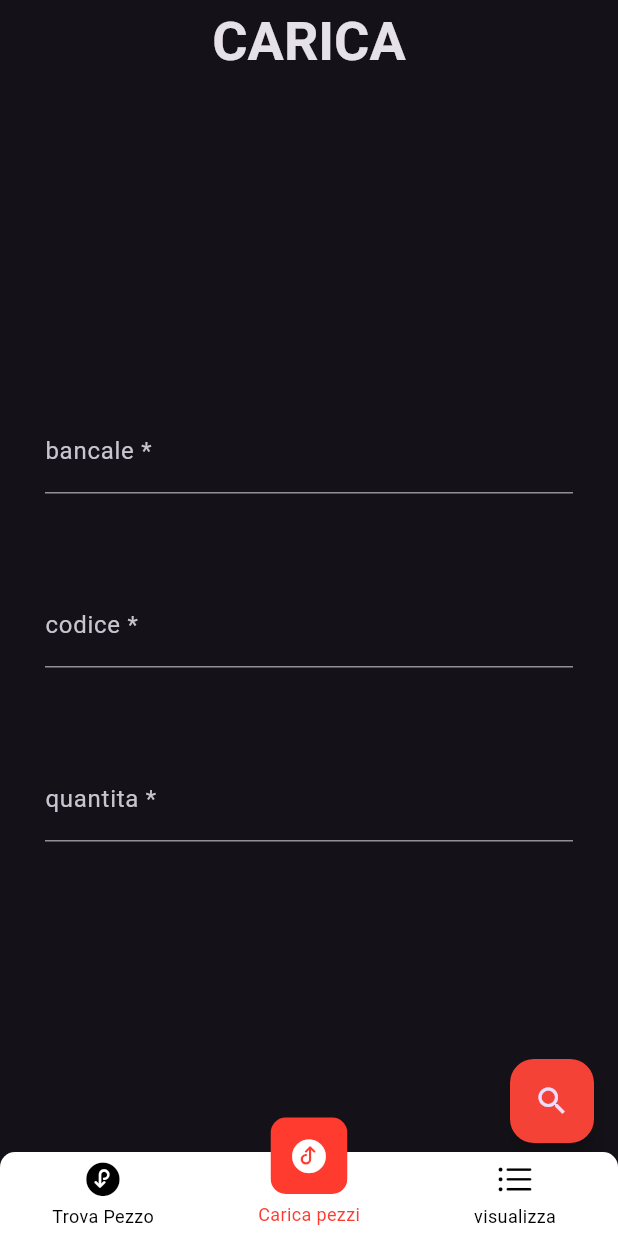
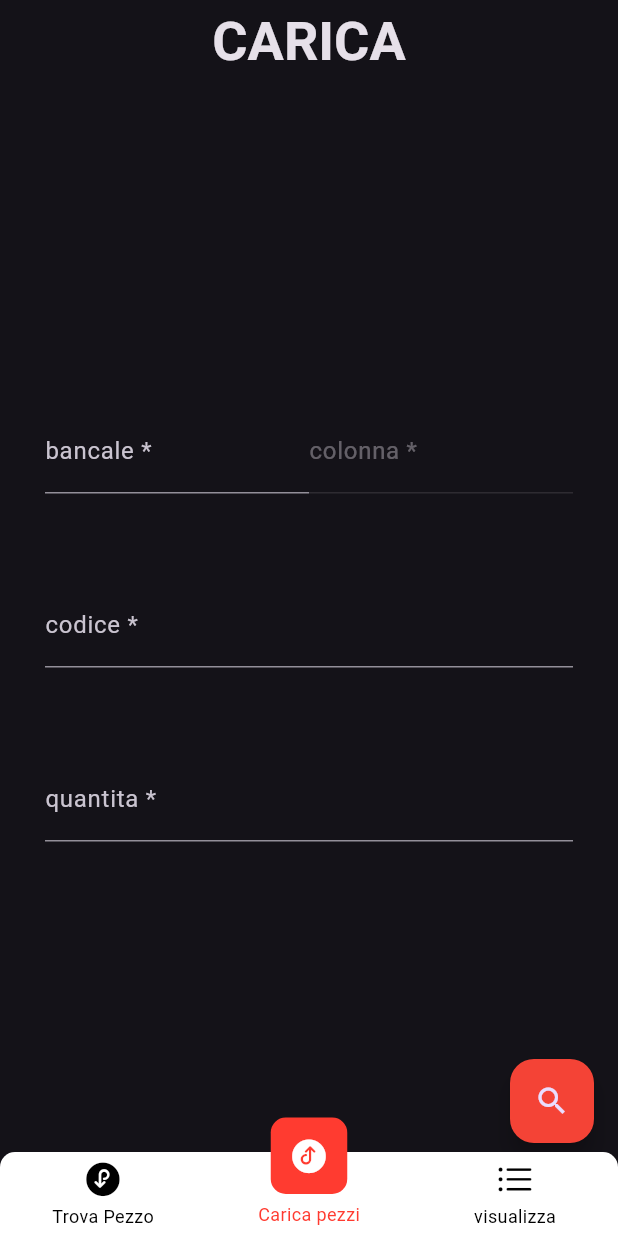
Before and after one commit to stegish/FCLogistic_2.0, a Flutter app: the screen it shows after launch, item 2 of the bottom bar chosen, on a phone screen of 412 x 824 dp. Run offline on Flutter 3.47's test engine with Material 3 defaults, Android fonts, the phone set to English and light mode, and no system bars; drawn by our look-alikes of persistent_bottom_nav_bar; our stand-ins replace awesome_snackbar_content, input_quantity; Roboto replaces fonts that are missing (Arial).

Commit message:
aggiunto attributo riga ai bancali

```diff
--- a/lib/Carica.dart
+++ b/lib/Carica.dart
@@ -1,4 +1,5 @@
 import 'dart:convert';
+import 'package:flutter/cupertino.dart';
 import 'package:http/http.dart' as http;
 import 'package:flutter/material.dart';
 
@@ -12,8 +13,10 @@ class Carica extends StatefulWidget {
 class _CaricaState extends State<Carica> {
 
   static final GlobalKey<ScaffoldState> _Carica = GlobalKey<ScaffoldState>(); //key per i pop-up
-  final input = [TextEditingController(),  TextEditingController(),  TextEditingController()]; //bancale
+  final input = [TextEditingController(),  TextEditingController(),  TextEditingController(), TextEditingController()]; //bancale
   String bancale="";
+  bool nuovoBancale=false;
+  String colonna="";
 
   Future<List<String>> RealTimeSearch(String banc) async{
     List<String> risultato = [];
@@ -31,7 +34,7 @@ class _CaricaState extends State<Carica> {
       print(data);
       for(int i =0; i<data.length;++i) {
         risultato.add(data[i]['nomeB']);
-        print(data[i]['nomeB']);
+        colonna=data[0]['colonnaB'];
       }
     }
     return risultato;
@@ -54,6 +57,7 @@ class _CaricaState extends State<Carica> {
               .now()
               .day}",
           'descrizione': '',
+          'colonna': input[3].text
         },
       );
       var responseD = jsonDecode(response.body);
@@ -90,10 +94,19 @@ class _CaricaState extends State<Carica> {
           mainAxisAlignment: MainAxisAlignment.center,
           children: <Widget>[
             Padding(padding: EdgeInsets.all(30.0),
-              child : Autocomplete<String>(
+              child : Row(
+                children: [
+                  Expanded(
+                    child: Autocomplete<String>(
                       optionsBuilder: (textEditingValue) async {
                         List<String> ris = await RealTimeSearch(textEditingValue.text);
                         bancale=textEditingValue.text;
+                        if(ris[0]==textEditingValue.text){
+                          setState(() { nuovoBancale=false; });
+                          input[3].text=colonna;
+                        }else{
+                          setState(() { nuovoBancale=true; });
+                        }
                         return ris;
                         },
                       fieldViewBuilder: (context, textEditingController, focusNode, onFieldSubmitted){
@@ -122,6 +135,26 @@ class _CaricaState extends State<Carica> {
                       }),
                       onSelected: (ris) => debugPrint(ris),
                       displayStringForOption: ((ris)=> ris),
+                    ),
+                  ),
+                  Expanded(
+                    child: TextFormField(
+                        enabled: nuovoBancale,
+                        keyboardType: TextInputType.number,
+                        controller: input[3],
+                        decoration: const InputDecoration(
+                          hintText: 'colonna bancale',
+                          labelText: 'colonna *',
+                        ),
+                        validator: (val){
+                          if(val!.isEmpty || val.length>8){
+                            return "inserisci quantita";
+                          }else{
+                            return null;
+                          }}
+                    ),
+                  ),
+                ],
               ),
             ),
             Padding(padding: EdgeInsets.all(30.0),
```
Also changed, not shown: lib/MagazzinoCompleto.dart (+22 -11 lines), 11 other files. Lines whose indentation alone changed are shown as unchanged.
